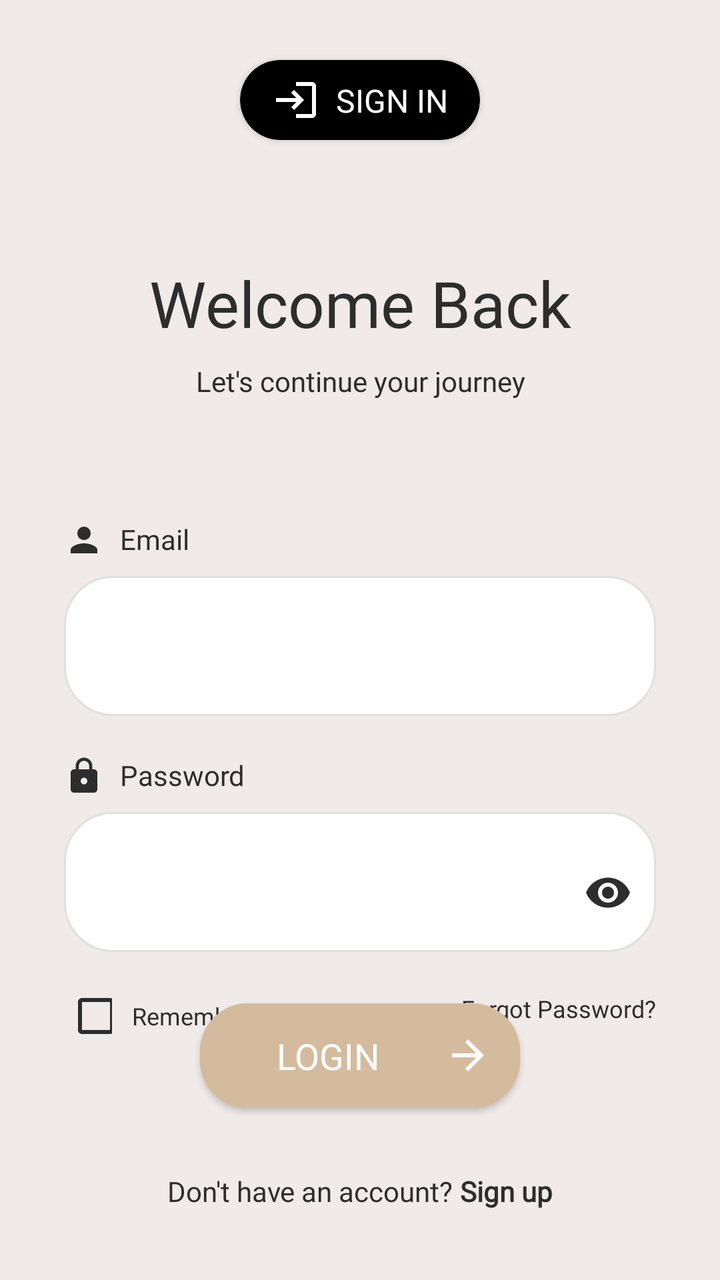
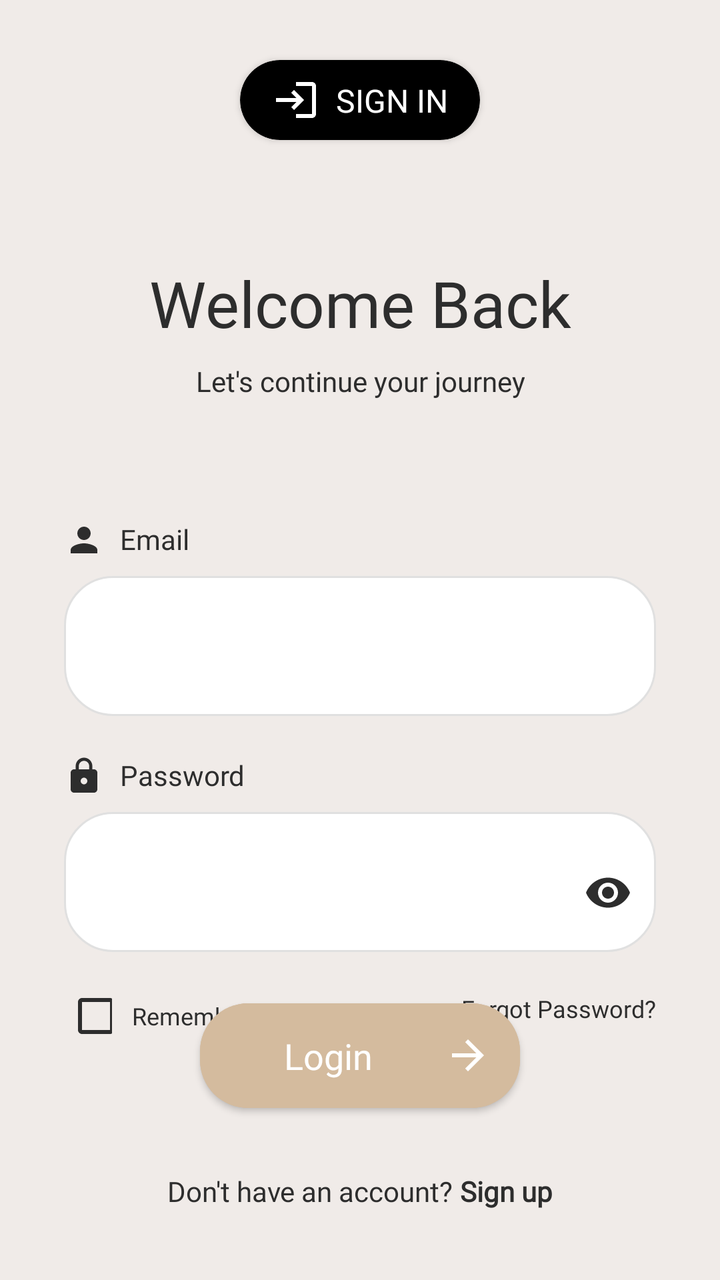

Two renders of the same Android screen: before a commit and after it. Below are the layout's source before the change and the commit's diff.
<!-- AndroidManifest.xml: application theme Theme.SafeHer -->
<!-- res/layout/fragment_login.xml -->
<?xml version="1.0" encoding="utf-8"?>
<androidx.constraintlayout.widget.ConstraintLayout xmlns:android="http://schemas.android.com/apk/res/android"
    xmlns:app="http://schemas.android.com/apk/res-auto"
    xmlns:tools="http://schemas.android.com/tools"
    android:layout_width="match_parent"
    android:layout_height="match_parent"
    android:background="@color/cream_background">

    
    <com.airbnb.lottie.LottieAnimationView
        android:id="@+id/welcomeAnimation"
        android:layout_width="1dp"
        android:layout_height="1dp"
        android:alpha="0"
        app:layout_constraintTop_toTopOf="parent"
        app:layout_constraintStart_toStartOf="parent"
        app:lottie_autoPlay="false"
        app:lottie_loop="false"
        app:lottie_rawRes="@raw/welcome_animation" />

    
    <androidx.cardview.widget.CardView
        android:id="@+id/loginHeaderCard"
        android:layout_width="wrap_content"
        android:layout_height="wrap_content"
        android:layout_marginTop="30dp"
        app:cardBackgroundColor="#000000"
        app:cardCornerRadius="20dp"
        app:layout_constraintEnd_toEndOf="parent"
        app:layout_constraintStart_toStartOf="parent"
        app:layout_constraintTop_toTopOf="parent">

        <androidx.constraintlayout.widget.ConstraintLayout
            android:layout_width="wrap_content"
            android:layout_height="wrap_content"
            android:paddingHorizontal="16dp"
            android:paddingVertical="8dp">

            <ImageView
                android:id="@+id/loginIcon"
                android:layout_width="24dp"
                android:layout_height="24dp"
                android:src="@drawable/ic_login"
                app:layout_constraintBottom_toBottomOf="parent"
                app:layout_constraintStart_toStartOf="parent"
                app:layout_constraintTop_toTopOf="parent"
                app:layout_constraintVertical_bias="0.333"
                app:tint="#FFFFFF" />

            <TextView
                android:layout_width="wrap_content"
                android:layout_height="wrap_content"
                android:layout_marginStart="8dp"
                android:fontFamily="@font/poppins_medium"
                android:text="SIGN IN"
                android:textColor="#FFFFFF"
                android:textSize="16sp"
                app:layout_constraintBottom_toBottomOf="parent"
                app:layout_constraintEnd_toEndOf="parent"
                app:layout_constraintStart_toEndOf="@id/loginIcon"
                app:layout_constraintTop_toTopOf="parent" />
        </androidx.constraintlayout.widget.ConstraintLayout>
    </androidx.cardview.widget.CardView>

    
    <androidx.appcompat.widget.AppCompatTextView
        android:id="@+id/welcomeTitle"
        android:layout_width="wrap_content"
        android:layout_height="wrap_content"
        android:layout_marginTop="60dp"
        android:fontFamily="@font/poppins_semibold"
        android:text="Welcome Back"
        android:textColor="#2D2D2D"
        android:textSize="32sp"
        app:layout_constraintEnd_toEndOf="parent"
        app:layout_constraintStart_toStartOf="parent"
        app:layout_constraintTop_toBottomOf="@id/loginHeaderCard" />

    
    <androidx.appcompat.widget.AppCompatTextView
        android:id="@+id/welcomeSubtitle"
        android:layout_width="wrap_content"
        android:layout_height="wrap_content"
        android:layout_marginTop="8dp"
        android:fontFamily="@font/poppins_regular"
        android:text="Let's continue your journey"
        android:textAlignment="center"
        android:textColor="#2D2D2D"
        android:textSize="14sp"
        app:layout_constraintEnd_toEndOf="parent"
        app:layout_constraintStart_toStartOf="parent"
        app:layout_constraintTop_toBottomOf="@id/welcomeTitle" />

    
    <LinearLayout
        android:id="@+id/form_container"
        android:layout_width="match_parent"
        android:layout_height="wrap_content"
        android:layout_marginHorizontal="32dp"
        android:layout_marginTop="60dp"
        android:orientation="vertical"
        app:layout_constraintTop_toBottomOf="@id/welcomeSubtitle">

        
        <LinearLayout
            android:layout_width="match_parent"
            android:layout_height="wrap_content"
            android:orientation="vertical"
            android:layout_marginBottom="20dp">

            <LinearLayout
                android:layout_width="wrap_content"
                android:layout_height="wrap_content"
                android:orientation="horizontal"
                android:layout_marginBottom="8dp">

                <ImageView
                    android:layout_width="20dp"
                    android:layout_height="20dp"
                    android:src="@drawable/ic_person"
                    app:tint="#2D2D2D" />

                <TextView
                    android:layout_width="wrap_content"
                    android:layout_height="wrap_content"
                    android:layout_marginStart="8dp"
                    android:fontFamily="@font/poppins_medium"
                    android:text="Email"
                    android:textColor="#2D2D2D"
                    android:textSize="14sp" />
            </LinearLayout>

            <com.google.android.material.textfield.TextInputLayout
                android:id="@+id/emailInputLayout"
                style="@style/Widget.MaterialComponents.TextInputLayout.OutlinedBox"
                android:layout_width="match_parent"
                android:layout_height="wrap_content"
                android:background="@drawable/rounded_edittext_bg"
                app:boxBackgroundMode="none">

                <com.google.android.material.textfield.TextInputEditText
                    android:id="@+id/emailEditText"
                    android:layout_width="match_parent"
                    android:layout_height="59dp"
                    android:background="@null"
                    android:fontFamily="@font/poppins_regular"
                    android:inputType="text"
                    android:paddingHorizontal="16dp"
                    android:textColor="#2D2D2D"
                    android:textSize="14sp" />
            </com.google.android.material.textfield.TextInputLayout>
        </LinearLayout>

        
        <LinearLayout
            android:layout_width="match_parent"
            android:layout_height="wrap_content"
            android:orientation="vertical"
            android:layout_marginBottom="20dp">

            <LinearLayout
                android:layout_width="wrap_content"
                android:layout_height="wrap_content"
                android:orientation="horizontal"
                android:layout_marginBottom="8dp">

                <ImageView
                    android:layout_width="20dp"
                    android:layout_height="20dp"
                    android:src="@drawable/ic_lock"
                    app:tint="#2D2D2D" />

                <TextView
                    android:layout_width="wrap_content"
                    android:layout_height="wrap_content"
                    android:layout_marginStart="8dp"
                    android:fontFamily="@font/poppins_medium"
                    android:text="Password"
                    android:textColor="#2D2D2D"
                    android:textSize="14sp" />
            </LinearLayout>

            <com.google.android.material.textfield.TextInputLayout
                android:id="@+id/passwordInputLayout"
                style="@style/Widget.MaterialComponents.TextInputLayout.OutlinedBox"
                android:layout_width="match_parent"
                android:layout_height="wrap_content"
                android:background="@drawable/rounded_edittext_bg"
                app:boxBackgroundMode="none"
                app:endIconMode="password_toggle"
                app:endIconTint="#2D2D2D">

                <com.google.android.material.textfield.TextInputEditText
                    android:id="@+id/passwordEditText"
                    android:layout_width="match_parent"
                    android:layout_height="59dp"
                    android:background="@null"
                    android:fontFamily="@font/poppins_regular"
                    android:inputType="textPassword"
                    android:paddingHorizontal="16dp"
                    android:textColor="#2D2D2D"
                    android:textSize="14sp" />
            </com.google.android.material.textfield.TextInputLayout>
        </LinearLayout>

        
        <LinearLayout
            android:layout_width="match_parent"
            android:layout_height="wrap_content"
            android:orientation="horizontal"
            android:layout_marginBottom="30dp">

            <LinearLayout
                android:layout_width="0dp"
                android:layout_height="wrap_content"
                android:layout_weight="1"
                android:orientation="horizontal"
                android:gravity="start|center_vertical">

                <androidx.appcompat.widget.AppCompatCheckBox
                    android:id="@+id/rememberMeCheckbox"
                    android:layout_width="24dp"
                    android:layout_height="24dp"
                    android:buttonTint="#2D2D2D" />

                <TextView
                    android:layout_width="wrap_content"
                    android:layout_height="wrap_content"
                    android:fontFamily="@font/poppins_regular"
                    android:layout_marginLeft="10dp"
                    android:text="Remember me"
                    android:textColor="#2D2D2D"
                    android:textSize="12sp" />
            </LinearLayout>

            <androidx.appcompat.widget.AppCompatTextView
                android:id="@+id/forgotPasswordText"
                android:layout_width="wrap_content"
                android:layout_height="wrap_content"
                android:fontFamily="@font/poppins_medium"
                android:text="Forgot Password?"
                android:textColor="#2D2D2D"
                android:textSize="12sp" />
        </LinearLayout>
    </LinearLayout>

    
    <LinearLayout
        android:layout_width="wrap_content"
        android:layout_height="wrap_content"
        android:layout_marginBottom="35dp"
        android:orientation="horizontal"
        app:layout_constraintBottom_toBottomOf="parent"
        app:layout_constraintEnd_toEndOf="parent"
        app:layout_constraintStart_toStartOf="parent">

        <androidx.appcompat.widget.AppCompatTextView
            android:layout_width="wrap_content"
            android:layout_height="wrap_content"
            android:fontFamily="@font/poppins_regular"
            android:text="Don't have an account? "
            android:textColor="#2D2D2D" />

        <androidx.appcompat.widget.AppCompatTextView
            android:id="@+id/signUpText"
            android:layout_width="wrap_content"
            android:layout_height="wrap_content"
            android:fontFamily="@font/poppins_medium"
            android:text="Sign up"
            android:textColor="#2D2D2D"
            android:textStyle="bold" />
    </LinearLayout>

    
    <com.google.android.material.button.MaterialButton
        android:id="@+id/loginButton"
        style="@style/SafeHerButton"
        android:layout_width="0dp"
        android:layout_height="wrap_content"
        android:layout_marginHorizontal="100dp"
        android:layout_marginBottom="80dp"
        android:fontFamily="@font/poppins_medium"
        android:paddingHorizontal="30dp"
        android:text="LOGIN"
        android:backgroundTint="@color/button_gold"
        android:textColor="#FFFFFF"
        app:cornerRadius="24dp"
        app:icon="@drawable/ic_arrow_forward"
        app:iconGravity="end"
        app:iconTint="#FFFFFF"
        app:layout_constraintBottom_toBottomOf="parent"
        app:layout_constraintEnd_toEndOf="parent"
        app:layout_constraintStart_toStartOf="parent" />

</androidx.constraintlayout.widget.ConstraintLayout>
<!-- resources referenced by this layout -->
<resources>
  <color name="button_gold">#d4bb9e</color>
  <color name="cream_background">#f0ebe8</color>
  <!-- drawable ic_arrow_forward (drawable) -->
  <?xml version="1.0" encoding="utf-8"?>
  <vector xmlns:android="http://schemas.android.com/apk/res/android"
      android:width="24dp"
      android:height="24dp"
      android:viewportWidth="24"
      android:viewportHeight="24">
      <path
          android:fillColor="#FFFFFF"
          android:pathData="M12,4l-1.41,1.41L16.17,11H4v2h12.17l-5.58,5.59L12,20l8,-8z"/>
  </vector>
  <!-- drawable ic_lock (drawable) -->
  <?xml version="1.0" encoding="utf-8"?>
  <vector xmlns:android="http://schemas.android.com/apk/res/android"
      android:width="24dp"
      android:height="24dp"
      android:viewportWidth="24"
      android:viewportHeight="24">
      <path
          android:fillColor="#FFFFFF"
          android:pathData="M18,8h-1L17,6c0,-2.76 -2.24,-5 -5,-5S7,3.24 7,6v2L6,8c-1.1,0 -2,0.9 -2,2v10c0,1.1 0.9,2 2,2h12c1.1,0 2,-0.9 2,-2L20,10c0,-1.1 -0.9,-2 -2,-2zM12,17c-1.1,0 -2,-0.9 -2,-2s0.9,-2 2,-2 2,0.9 2,2 -0.9,2 -2,2zM15.1,8L8.9,8L8.9,6c0,-1.71 1.39,-3.1 3.1,-3.1 1.71,0 3.1,1.39 3.1,3.1v2z"/>
  </vector>
  <!-- drawable ic_login (drawable) -->
  <?xml version="1.0" encoding="utf-8"?>
  <vector xmlns:android="http://schemas.android.com/apk/res/android"
      android:width="24dp"
      android:height="24dp"
      android:viewportWidth="24"
      android:viewportHeight="24">
      <path
          android:fillColor="#FFFFFF"
          android:pathData="M11,7L9.6,8.4l2.6,2.6H2v2h10.2l-2.6,2.6L11,17l5,-5L11,7zM20,19h-8v2h8c1.1,0 2,-0.9 2,-2V5c0,-1.1 -0.9,-2 -2,-2h-8v2h8V19z"/>
  </vector>
  <!-- drawable ic_person (drawable) -->
  <?xml version="1.0" encoding="utf-8"?>
  <vector xmlns:android="http://schemas.android.com/apk/res/android"
      android:width="24dp"
      android:height="24dp"
      android:viewportWidth="24"
      android:viewportHeight="24">
      <path
          android:fillColor="#FFFFFF"
          android:pathData="M12,12c2.21,0 4,-1.79 4,-4s-1.79,-4 -4,-4 -4,1.79 -4,4 1.79,4 4,4zM12,14c-2.67,0 -8,1.34 -8,4v2h16v-2c0,-2.66 -5.33,-4 -8,-4z"/>
  </vector>
  <!-- drawable rounded_edittext_bg (drawable) -->
  <?xml version="1.0" encoding="utf-8"?>
  <shape xmlns:android="http://schemas.android.com/apk/res/android">
      <solid android:color="#FFFFFF" />
      <corners android:radius="24dp" />
      <stroke android:width="1dp" android:color="#E0E0E0" />
  </shape>
  <style name="SafeHerButton" parent="Widget.MaterialComponents.Button">
          <item name="android:layout_width">0dp</item>
          <item name="android:layout_height">wrap_content</item>
          <item name="android:layout_marginHorizontal">50dp</item>
          <item name="android:fontFamily">@font/poppins_medium</item>
          <item name="android:letterSpacing">0</item>
          <item name="android:padding">14dp</item>
          <item name="android:textAllCaps">false</item>
          <item name="android:textColor">@color/second_white</item>
          <item name="android:textSize" tools:ignore="SpUsage">18dp</item>
          <item name="cornerRadius">30dp</item>
          <item name="backgroundTint">@color/button_gold</item>
      </style>
  <style name="Theme.SafeHer" parent="Base.Theme.SafeHer" />
  <color name="second_white">#FBFBFB</color>
  <style name="Base.Theme.SafeHer" parent="Theme.MaterialComponents.NoActionBar">
          
          
      </style>
</resources>

<!-- the commit's change to res/layout/fragment_login.xml (unified diff, before → after) -->
@@ -281,7 +281,7 @@
         android:layout_marginBottom="80dp"
         android:fontFamily="@font/poppins_medium"
         android:paddingHorizontal="30dp"
-        android:text="LOGIN"
+        android:text="Login"
         android:backgroundTint="@color/button_gold"
         android:textColor="#FFFFFF"
         app:cornerRadius="24dp"
